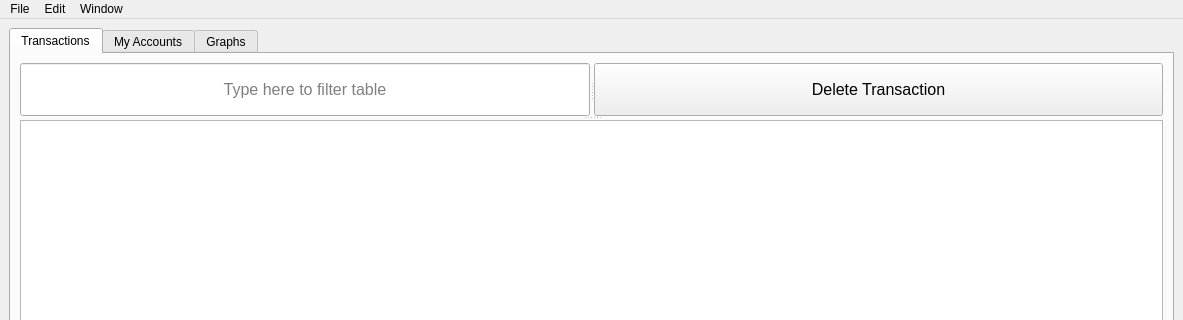
Before: the Qt Designer form ft_mainwindow.ui in TechMcKay/FinanceTracker, drawn with Qt 5; both pictures show x 0 to 1183 and y 0 to 320 of the 1183 by 825 pixel window.
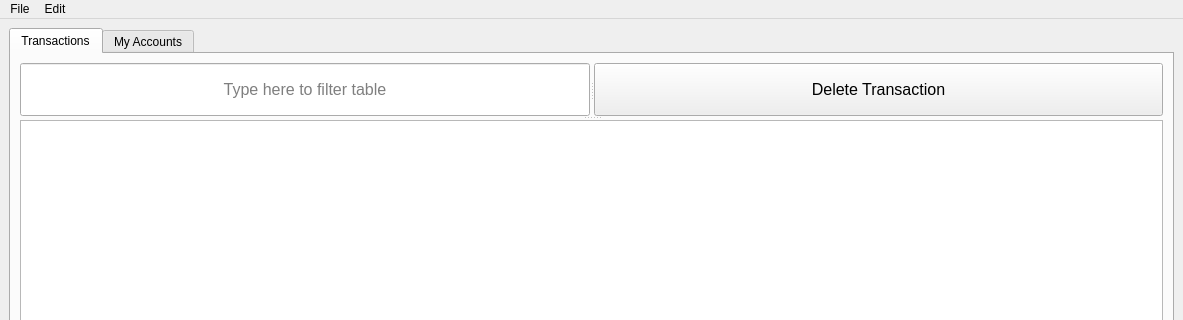
After: the same form once the commit is applied.

```diff
--- a/ft_mainwindow.ui
+++ b/ft_mainwindow.ui
@@ -354,11 +354,6 @@
         </item>
        </layout>
       </widget>
-      <widget class="QWidget" name="graph_tab">
-       <attribute name="title">
-        <string>Graphs</string>
-       </attribute>
-      </widget>
      </widget>
     </item>
    </layout>
@@ -387,15 +382,12 @@
     </property>
     <addaction name="actionAdd_Transaction_Category"/>
     <addaction name="actionAdd_Account"/>
-   </widget>
-   <widget class="QMenu" name="menuWindow">
-    <property name="title">
-     <string>Window</string>
-    </property>
+    <addaction name="actionAdd_Transaction_Category"/>
+    <addaction name="separator"/>
+    <addaction name="actionCreate_Graphs"/>
    </widget>
    <addaction name="menuFile"/>
    <addaction name="menuEdit"/>
-   <addaction name="menuWindow"/>
   </widget>
   <widget class="QStatusBar" name="statusbar"/>
   <action name="actionopen">
```
Left out of the diff: 10 changed lines with no effect on the pictures.
